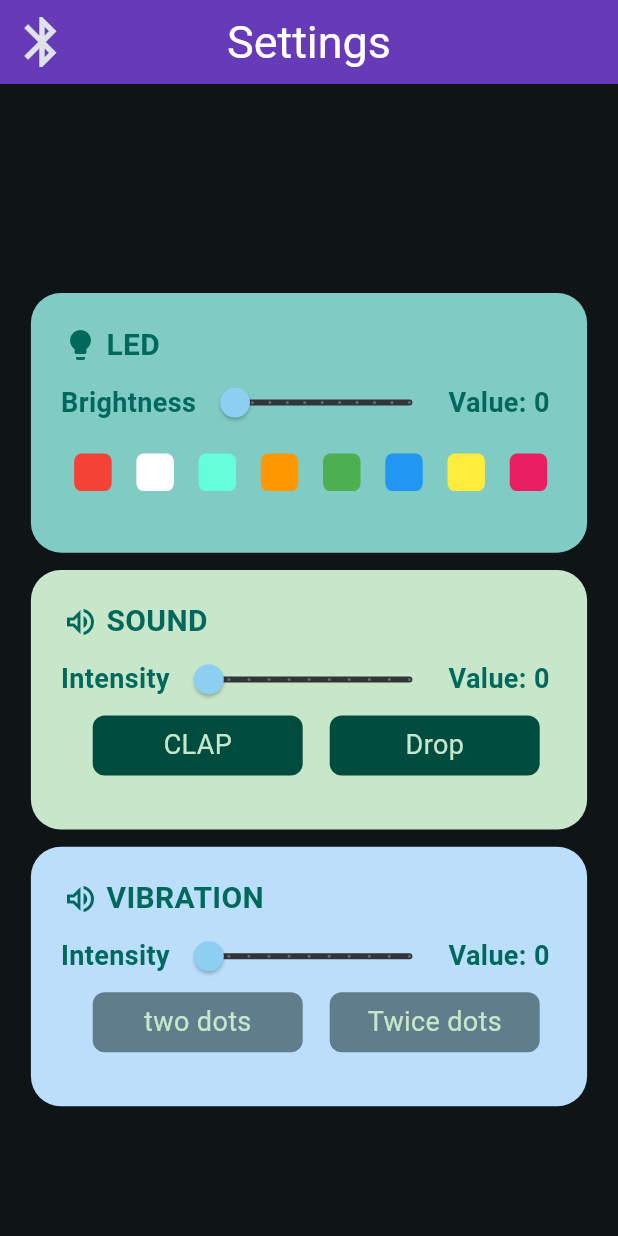
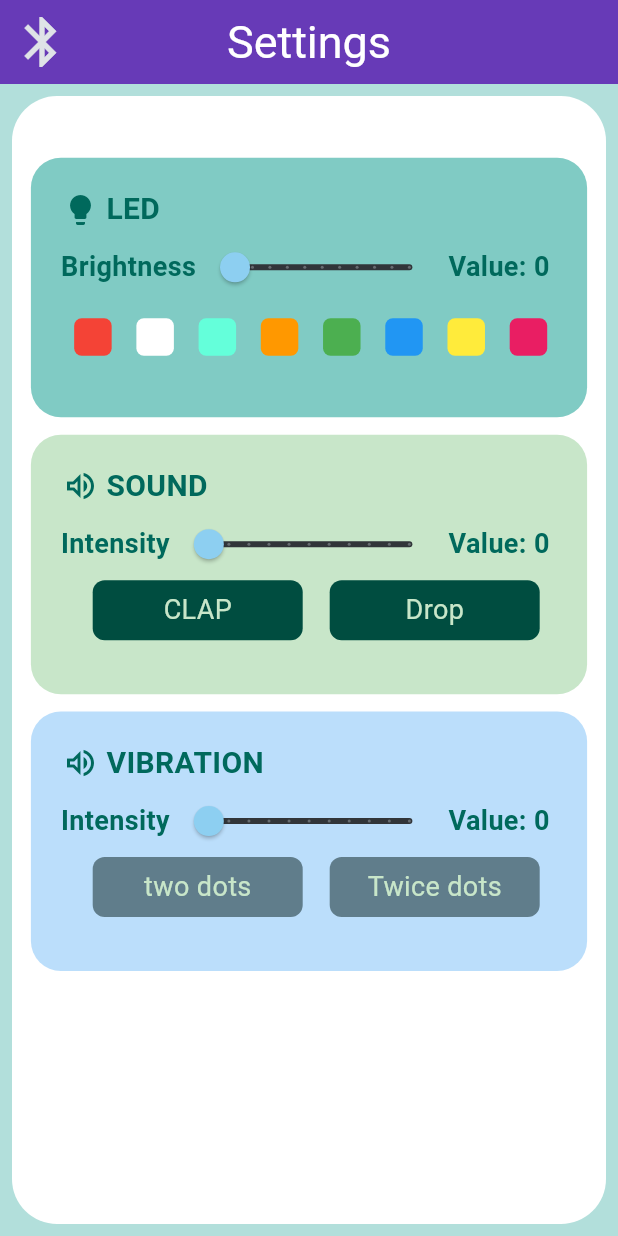
Before and after one commit to Rikkafire/EDMR_MENAK_2ELO, a Flutter app: the SettingPage screen opened directly, on a phone screen of 412 x 824 dp. Run offline on Flutter 3.47's test engine with Material 3 defaults, Android fonts, the light colour scheme and no system bars; our stand-ins replace lottie, permission_handler; missing offline and left inert: flutter_blue_classic.

Commit message:
organizinig_the_settingspage

```diff
--- a/lib/views/pages/settings.dart
+++ b/lib/views/pages/settings.dart
@@ -37,15 +37,21 @@ class _SettingPageState extends State<SettingPage> {
         titleTextStyle: TextStyle(fontSize: 30, color: Colors.white),
       ),
       body: Expanded(
+        child: Container(
+          height: double.infinity,
+          color: Colors.teal[100],
+          child: Padding(
+            padding: const EdgeInsets.all(8.0),
+            child: Container(
+              height: MediaQuery.of(context).size.height * 0.75,
+              decoration: BoxDecoration(
+                borderRadius: BorderRadius.circular(30),
+                color: Colors.white,
+              ),
               child: Column(
-          mainAxisAlignment: MainAxisAlignment.center,
-          mainAxisSize: MainAxisSize.max,
+                mainAxisAlignment: MainAxisAlignment.start,
                 children: [
-            SizedBox(height: 20, width: 20),
-            Column(
-              mainAxisAlignment: MainAxisAlignment.center,
-              children: [
-                SizedBox(height: MediaQuery.of(context).size.height * 0.04),
+                  SizedBox(height: MediaQuery.of(context).size.height * 0.05),
                   Container(
                     decoration: BoxDecoration(
                       color: Colors.teal[200],
@@ -468,7 +474,8 @@ class _SettingPageState extends State<SettingPage> {
                                   divisions: 10,
                                   onChanged: (double newValue) {
                                     setState(() {
-                                    _intensityvibrationcurrentValue = newValue;
+                                      _intensityvibrationcurrentValue =
+                                          newValue;
                                     });
                                   },
                                 ),
@@ -538,7 +545,8 @@ class _SettingPageState extends State<SettingPage> {
                   ),
                 ],
               ),
-          ],
+            ),
+          ),
         ),
       ),
     );
--- a/pubspec.yaml
+++ b/pubspec.yaml
@@ -38,6 +38,7 @@ dependencies:
   provider: ^6.1.5+1
   permission_handler: ^12.0.1
   lottie: ^3.3.2
+  firebase_core: ^4.2.1
 
 dev_dependencies:
   flutter_test:
```
Also changed, not shown: lib/views/pages/community.dart (+8 -1 lines), pubspec.lock, 3 other files. Lines whose indentation alone changed are shown as unchanged.
